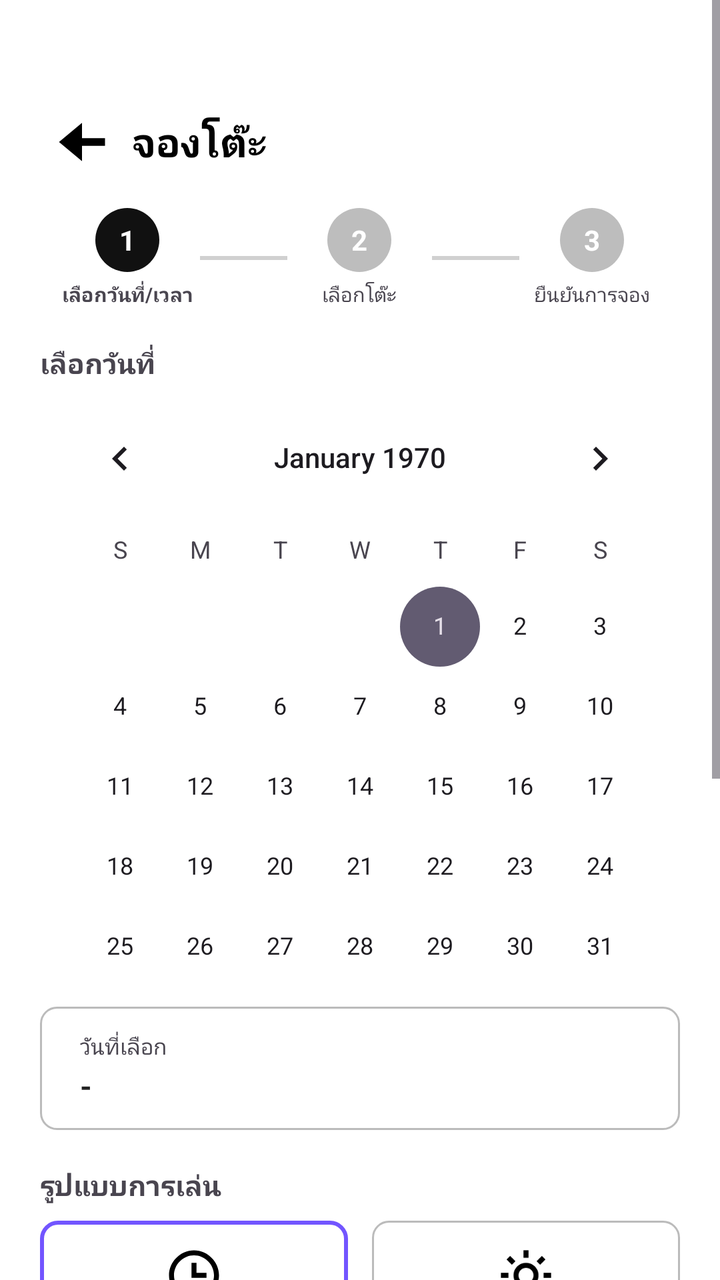
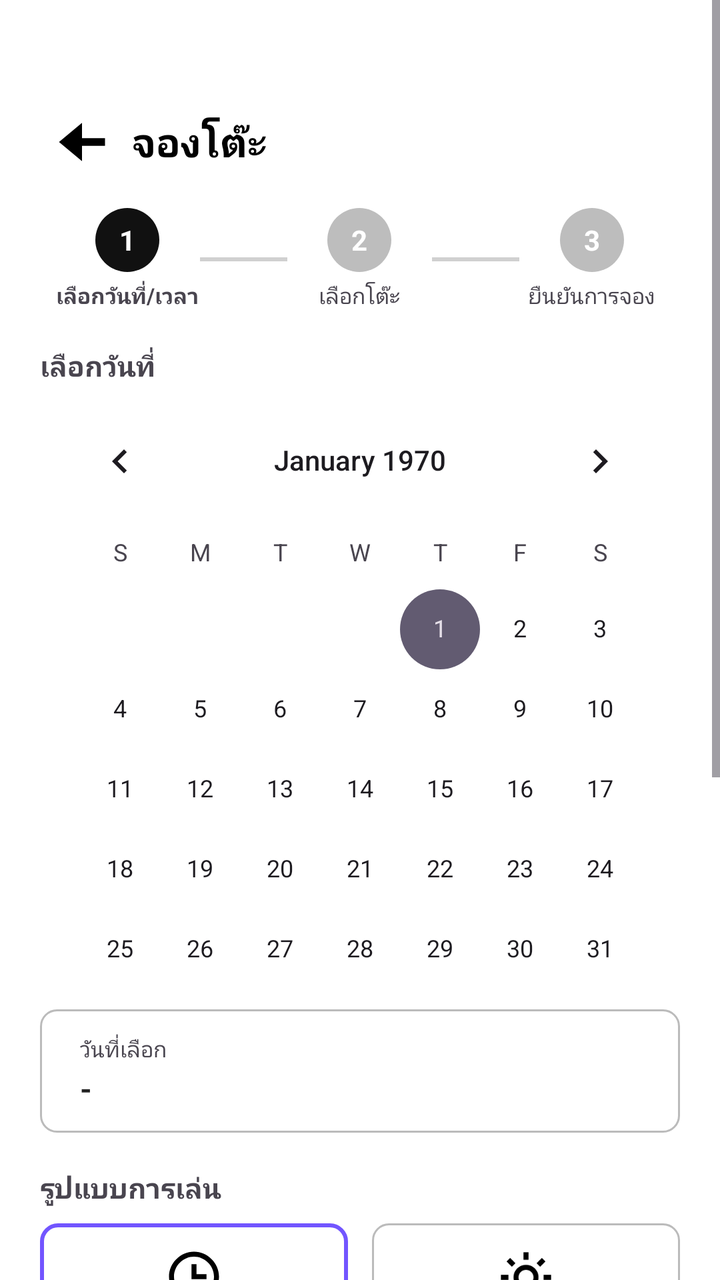

Before-and-after screenshots of an Android layout around one commit, followed by the original layout XML and the change that was made.
<!-- AndroidManifest.xml: application theme Theme.ProjectDicePlanet -->
<!-- res/layout/fragment_booking1_1.xml -->
<?xml version="1.0" encoding="utf-8"?>
<ScrollView
    xmlns:android="http://schemas.android.com/apk/res/android"
    android:layout_width="match_parent"
    android:layout_height="match_parent"
    android:background="@android:color/white"
    android:fillViewport="true">

    <LinearLayout
        android:layout_width="match_parent"
        android:layout_height="wrap_content"
        android:orientation="vertical"
        android:paddingStart="20dp"
        android:paddingEnd="20dp"
        android:paddingTop="50dp"
        android:paddingBottom="20dp">


        
        
        

        <LinearLayout
            android:layout_width="match_parent"
            android:layout_height="wrap_content"
            android:gravity="center_vertical">

            <ImageButton
                android:id="@+id/btnBack"
                android:layout_width="42dp"
                android:layout_height="42dp"
                android:background="@android:color/transparent"
                android:contentDescription="ย้อนกลับ"
                android:padding="6dp"
                android:src="@drawable/ic_arrow_back" />

            <TextView
                android:layout_width="wrap_content"
                android:layout_height="wrap_content"
                android:layout_marginStart="4dp"
                android:text="จองโต๊ะ"
                android:textColor="@android:color/black"
                android:textSize="20sp"
                android:textStyle="bold" />

        </LinearLayout>


        
        
        

        <LinearLayout
            android:layout_width="match_parent"
            android:layout_height="wrap_content"
            android:layout_marginTop="12dp"
            android:gravity="center_vertical"
            android:orientation="horizontal">


            

            <LinearLayout
                android:layout_width="0dp"
                android:layout_height="wrap_content"
                android:layout_weight="1"
                android:gravity="center"
                android:orientation="vertical">

                <TextView
                    android:layout_width="32dp"
                    android:layout_height="32dp"
                    android:background="@drawable/bg_step_active"
                    android:gravity="center"
                    android:text="1"
                    android:textColor="@android:color/white"
                    android:textStyle="bold" />

                <TextView
                    android:layout_width="wrap_content"
                    android:layout_height="wrap_content"
                    android:layout_marginTop="4dp"
                    android:text="เลือกวันที่/เวลา"
                    android:textSize="10sp"
                    android:textStyle="bold" />

            </LinearLayout>


            

            <View
                android:layout_width="0dp"
                android:layout_height="2dp"
                android:layout_weight="0.5"
                android:layout_marginStart="-8dp"
                android:layout_marginEnd="-8dp"
                android:background="#D0D0D0" />


            

            <LinearLayout
                android:layout_width="0dp"
                android:layout_height="wrap_content"
                android:layout_weight="1"
                android:gravity="center"
                android:orientation="vertical">

                <TextView
                    android:layout_width="32dp"
                    android:layout_height="32dp"
                    android:background="@drawable/bg_step_inactive"
                    android:gravity="center"
                    android:text="2"
                    android:textColor="@android:color/white"
                    android:textStyle="bold" />

                <TextView
                    android:layout_width="wrap_content"
                    android:layout_height="wrap_content"
                    android:layout_marginTop="4dp"
                    android:text="เลือกโต๊ะ"
                    android:textSize="10sp" />

            </LinearLayout>


            

            <View
                android:layout_width="0dp"
                android:layout_height="2dp"
                android:layout_weight="0.5"
                android:layout_marginStart="-8dp"
                android:layout_marginEnd="-8dp"
                android:background="#D0D0D0" />


            

            <LinearLayout
                android:layout_width="0dp"
                android:layout_height="wrap_content"
                android:layout_weight="1"
                android:layout_margin="0dp"
                android:gravity="center"
                android:orientation="vertical">

                <TextView
                    android:layout_width="32dp"
                    android:layout_height="32dp"
                    android:background="@drawable/bg_step_inactive"
                    android:gravity="center"
                    android:text="3"
                    android:textColor="@android:color/white"
                    android:textStyle="bold" />

                <TextView
                    android:layout_width="wrap_content"
                    android:layout_height="wrap_content"
                    android:layout_marginTop="4dp"
                    android:text="ยืนยันการจอง"
                    android:textSize="10sp" />

            </LinearLayout>

        </LinearLayout>


        
        
        

        <TextView
            android:layout_width="wrap_content"
            android:layout_height="wrap_content"
            android:layout_marginTop="18dp"
            android:text="เลือกวันที่"
            android:textSize="14sp"
            android:textStyle="bold" />

        <CalendarView
            android:id="@+id/calendarView"
            android:layout_width="match_parent"
            android:layout_height="300dp"
            android:layout_marginTop="4dp" />


        

        <LinearLayout
            android:layout_width="match_parent"
            android:layout_height="wrap_content"
            android:layout_marginTop="8dp"
            android:background="@drawable/bg_booking_option"
            android:gravity="center_vertical"
            android:orientation="horizontal"
            android:padding="12dp">

            <LinearLayout
                android:layout_width="0dp"
                android:layout_height="wrap_content"
                android:layout_marginStart="8dp"
                android:layout_weight="1"
                android:orientation="vertical">

                <TextView
                    android:layout_width="wrap_content"
                    android:layout_height="wrap_content"
                    android:text="วันที่เลือก"
                    android:textSize="11sp" />

                <TextView
                    android:id="@+id/tvSelectedDate"
                    android:layout_width="wrap_content"
                    android:layout_height="wrap_content"
                    android:layout_marginTop="2dp"
                    android:text="-"
                    android:textColor="#222222"
                    android:textSize="15sp"
                    android:textStyle="bold" />

            </LinearLayout>

        </LinearLayout>


        
        
        

        <TextView
            android:layout_width="wrap_content"
            android:layout_height="wrap_content"
            android:layout_marginTop="18dp"
            android:text="รูปแบบการเล่น"
            android:textSize="14sp"
            android:textStyle="bold" />


        

        <LinearLayout
            android:layout_width="match_parent"
            android:layout_height="wrap_content"
            android:layout_marginTop="8dp"
            android:orientation="horizontal">


            
            
            

            <LinearLayout
                android:id="@+id/btnHourly"
                android:layout_width="0dp"
                android:layout_height="88dp"
                android:layout_marginEnd="6dp"
                android:layout_weight="1"
                android:background="@drawable/bg_booking_option_selected"
                android:clickable="true"
                android:focusable="true"
                android:gravity="center"
                android:orientation="vertical">

                <ImageView
                    android:id="@+id/ivHourly"
                    android:layout_width="30dp"
                    android:layout_height="30dp"
                    android:contentDescription="รายชั่วโมง"
                    android:src="@drawable/ic_hourly" />

                <TextView
                    android:layout_width="wrap_content"
                    android:layout_height="wrap_content"
                    android:text="รายชั่วโมง"
                    android:textStyle="bold" />

                <TextView
                    android:layout_width="wrap_content"
                    android:layout_height="wrap_content"
                    android:text="คิดตามชั่วโมง"
                    android:textSize="10sp" />

            </LinearLayout>


            
            
            

            <LinearLayout
                android:id="@+id/btnFullDay"
                android:layout_width="0dp"
                android:layout_height="88dp"
                android:layout_marginStart="6dp"
                android:layout_weight="1"
                android:background="@drawable/bg_booking_option"
                android:clickable="true"
                android:focusable="true"
                android:gravity="center"
                android:orientation="vertical">

                <ImageView
                    android:id="@+id/ivFullDay"
                    android:layout_width="30dp"
                    android:layout_height="30dp"
                    android:contentDescription="เหมาวัน"
                    android:src="@drawable/ic_full_day" />

                <TextView
                    android:layout_width="wrap_content"
                    android:layout_height="wrap_content"
                    android:text="เหมาวัน"
                    android:textStyle="bold" />

                <TextView
                    android:layout_width="wrap_content"
                    android:layout_height="wrap_content"
                    android:text="15:00 - 22:00"
                    android:textSize="10sp" />

            </LinearLayout>

        </LinearLayout>


        
        
        

        <LinearLayout
            android:id="@+id/hourlySection"
            android:layout_width="match_parent"
            android:layout_height="wrap_content"
            android:layout_marginTop="16dp"
            android:orientation="vertical"
            android:visibility="visible">

            <TextView
                android:layout_width="wrap_content"
                android:layout_height="wrap_content"
                android:text="เลือกเวลาที่เข้าเล่น"
                android:textSize="14sp"
                android:textStyle="bold" />

            <TextView
                android:layout_width="wrap_content"
                android:layout_height="wrap_content"
                android:layout_marginTop="4dp"
                android:text="เวลาเปิดร้าน 15:00 - 22:00"
                android:textColor="#777777"
                android:textSize="11sp" />


            

            <LinearLayout
                android:layout_width="match_parent"
                android:layout_height="wrap_content"
                android:layout_marginTop="8dp"
                android:orientation="horizontal">

                <Button
                    android:id="@+id/btnStartTime"
                    android:layout_width="0dp"
                    android:layout_height="48dp"
                    android:layout_weight="1"
                    android:text="20:00" />

                <TextView
                    android:layout_width="40dp"
                    android:layout_height="48dp"
                    android:gravity="center"
                    android:text="ถึง"
                    android:textSize="14sp" />

                <Button
                    android:id="@+id/btnEndTime"
                    android:layout_width="0dp"
                    android:layout_height="48dp"
                    android:layout_weight="1"
                    android:text="22:00" />

            </LinearLayout>


            

            <TextView
                android:id="@+id/tvSelectedTime"
                android:layout_width="match_parent"
                android:layout_height="wrap_content"
                android:layout_marginTop="8dp"
                android:background="#D8FFD9"
                android:padding="12dp"
                android:text="เวลาที่เลือกคือ 20:00 - 22:00"
                android:textColor="#167A22"
                android:textSize="13sp"
                android:textStyle="bold" />

        </LinearLayout>


        
        
        

        <LinearLayout
            android:id="@+id/fullDaySection"
            android:layout_width="match_parent"
            android:layout_height="wrap_content"
            android:layout_marginTop="16dp"
            android:orientation="vertical"
            android:visibility="gone">


            
            
            

            <LinearLayout
                android:layout_width="match_parent"
                android:layout_height="wrap_content"
                android:layout_marginBottom="12dp"
                android:background="@drawable/bg_booking_full_day"
                android:gravity="center_vertical"
                android:orientation="horizontal"
                android:padding="14dp">

                <ImageView
                    android:id="@+id/ivFullDaySection"
                    android:layout_width="36dp"
                    android:layout_height="36dp"
                    android:contentDescription="เหมาวัน"
                    android:padding="3dp"
                    android:src="@drawable/ic_full_day" />

                <LinearLayout
                    android:layout_width="0dp"
                    android:layout_height="wrap_content"
                    android:layout_marginStart="10dp"
                    android:layout_weight="1"
                    android:orientation="vertical">

                    <TextView
                        android:layout_width="wrap_content"
                        android:layout_height="wrap_content"
                        android:text="เหมาวัน (Open - Close)"
                        android:textColor="#111111"
                        android:textSize="14sp"
                        android:textStyle="bold" />

                    <TextView
                        android:layout_width="wrap_content"
                        android:layout_height="wrap_content"
                        android:layout_marginTop="3dp"
                        android:text="เวลาให้บริการ 15:00 - 22:00 น."
                        android:textColor="#111111"
                        android:textSize="13sp"
                        android:textStyle="bold" />

                    <TextView
                        android:layout_width="wrap_content"
                        android:layout_height="wrap_content"
                        android:layout_marginTop="2dp"
                        android:text="(รวม 8 ชั่วโมง)"
                        android:textColor="#888888"
                        android:textSize="12sp" />

                </LinearLayout>

            </LinearLayout>


            
            
            

            <FrameLayout
                android:layout_width="match_parent"
                android:layout_height="wrap_content"
                android:background="@drawable/bg_booking_full_day"
                android:padding="14dp">

                
                <ImageView
                    android:id="@+id/ivPriceTag"
                    android:layout_width="36dp"
                    android:layout_height="36dp"
                    android:layout_gravity="start|center_vertical"
                    android:contentDescription="ราคา"
                    android:padding="3dp"
                    android:src="@drawable/ic_price_tag" />

                
                <LinearLayout
                    android:layout_width="match_parent"
                    android:layout_height="wrap_content"
                    android:gravity="center"
                    android:orientation="vertical">

                    <TextView
                        android:layout_width="wrap_content"
                        android:layout_height="wrap_content"
                        android:text="ราคาเหมาวัน"
                        android:textColor="#111111"
                        android:textSize="14sp"
                        android:textStyle="bold" />

                    <TextView
                        android:layout_width="wrap_content"
                        android:layout_height="wrap_content"
                        android:layout_marginTop="3dp"
                        android:text="149 บาท / คน"
                        android:textColor="#7357FF"
                        android:textSize="20sp"
                        android:textStyle="bold" />

                    <TextView
                        android:layout_width="wrap_content"
                        android:layout_height="wrap_content"
                        android:layout_marginTop="2dp"
                        android:text="(รวมภาษีมูลค่าเพิ่มแล้ว)"
                        android:textColor="#111111"
                        android:textSize="12sp"
                        android:textStyle="bold" />

                </LinearLayout>

            </FrameLayout>

        </LinearLayout>


        
        
        

        <TextView
            android:layout_width="wrap_content"
            android:layout_height="wrap_content"
            android:layout_marginTop="18dp"
            android:text="จำนวนผู้เข้าร่วม"
            android:textSize="14sp"
            android:textStyle="bold" />


        <LinearLayout
            android:layout_width="match_parent"
            android:layout_height="52dp"
            android:layout_marginTop="8dp"
            android:gravity="center"
            android:orientation="horizontal">

            

            <Button
                android:id="@+id/btnDecreasePlayer"
                android:layout_width="55dp"
                android:layout_height="48dp"
                android:background="@drawable/bg_player_button"
                android:gravity="center"
                android:minWidth="0dp"
                android:minHeight="0dp"
                android:padding="0dp"
                android:text="−"
                android:textColor="@color/white"
                android:textSize="20sp" />


            

            <TextView
                android:id="@+id/tvPlayerCount"
                android:layout_width="70dp"
                android:layout_height="48dp"
                android:gravity="center"
                android:text="0"
                android:textColor="#111111"
                android:textSize="18sp"
                android:textStyle="bold" />


            

            <Button
                android:id="@+id/btnIncreasePlayer"
                android:layout_width="55dp"
                android:layout_height="48dp"
                android:background="@drawable/bg_player_button"
                android:gravity="center"
                android:minWidth="0dp"
                android:minHeight="0dp"
                android:padding="0dp"
                android:text="+"
                android:textColor="@color/white"
                android:textSize="20sp" />

        </LinearLayout>


        
        
        

        <Button
            android:id="@+id/btnNext"
            android:layout_width="match_parent"
            android:layout_height="52dp"
            android:layout_marginTop="14dp"
            android:layout_marginBottom="10dp"
            android:background="@drawable/bg_booking_next"
            android:text="ถัดไป"
            android:textColor="@android:color/white"
            android:textSize="15sp"
            android:textStyle="bold" />

    </LinearLayout>

</ScrollView>
<!-- resources referenced by this layout -->
<resources>
  <color name="white">#FFFFFFFF</color>
  <!-- drawable bg_booking_full_day (drawable) -->
  <?xml version="1.0" encoding="utf-8"?>
  <shape xmlns:android="http://schemas.android.com/apk/res/android">
  
      <solid android:color="#E4E4FF" />
  
      <corners android:radius="10dp" />
  
  </shape>
  <!-- drawable bg_booking_next (drawable) -->
  <?xml version="1.0" encoding="utf-8"?>
  <shape xmlns:android="http://schemas.android.com/apk/res/android">
  
      <solid android:color="#000000" />
  
      <corners android:radius="10dp" />
  
  </shape>
  <!-- drawable bg_booking_option (drawable) -->
  <?xml version="1.0" encoding="utf-8"?>
  <shape xmlns:android="http://schemas.android.com/apk/res/android">
  
      <solid android:color="#FFFFFF" />
  
      <stroke
          android:width="1dp"
          android:color="#BBBBBB" />
  
      <corners android:radius="8dp" />
  
  </shape>
  <!-- drawable bg_booking_option_selected (drawable) -->
  <?xml version="1.0" encoding="utf-8"?>
  <shape xmlns:android="http://schemas.android.com/apk/res/android">
  
      <solid android:color="#FFFFFF" />
  
      <stroke
          android:width="2dp"
          android:color="#7255FF" />
  
      <corners android:radius="8dp" />
  
  </shape>
  <!-- drawable bg_player_button (drawable) -->
  <?xml version="1.0" encoding="utf-8"?>
  <shape xmlns:android="http://schemas.android.com/apk/res/android"
      android:shape="rectangle">
  
      <solid android:color="#FFFFFF" />
  
      <stroke
          android:width="1dp"
          android:color="#DDDDDD" />
  
      <corners android:radius="12dp" />
  
  </shape>
  <!-- drawable bg_step_active (drawable) -->
  <?xml version="1.0" encoding="utf-8"?>
  <shape xmlns:android="http://schemas.android.com/apk/res/android">
  
      <solid android:color="#111111" />
  
      <corners android:radius="20dp" />
  
  </shape>
  <!-- drawable bg_step_inactive (drawable) -->
  <?xml version="1.0" encoding="utf-8"?>
  <shape xmlns:android="http://schemas.android.com/apk/res/android">
  
      <solid android:color="#BDBDBD" />
  
      <corners android:radius="20dp" />
  
  </shape>
  <!-- drawable ic_arrow_back (drawable) -->
  <vector xmlns:android="http://schemas.android.com/apk/res/android"
      android:width="46dp"
      android:height="46dp"
      android:viewportWidth="24"
      android:viewportHeight="24">
    <path
        android:pathData="m6,12 l6,5v-4h6v-2h-6V7z"
        android:fillColor="#000000"/>
  </vector>
  <!-- drawable ic_hourly (drawable) -->
  <vector xmlns:android="http://schemas.android.com/apk/res/android"
      android:width="24dp"
      android:height="24dp"
      android:viewportWidth="24"
      android:viewportHeight="24">
    <path
        android:pathData="M12,2C6.58,2 2,6.58 2,12s4.58,10 10,10 10,-4.58 10,-10S17.42,2 12,2m0,18c-4.34,0 -8,-3.66 -8,-8s3.66,-8 8,-8 8,3.66 8,8 -3.66,8 -8,8"
        android:fillColor="#000000"/>
    <path
        android:pathData="M13,7h-2v6h6v-2h-4z"
        android:fillColor="#000000"/>
  </vector>
  <!-- drawable ic_price_tag (drawable) -->
  <vector xmlns:android="http://schemas.android.com/apk/res/android"
      android:width="24dp"
      android:height="24dp"
      android:viewportWidth="24"
      android:viewportHeight="24">
    <path
        android:pathData="M13.71,3.29A1,1 0,0 0,13 3H4c-0.55,0 -1,0.45 -1,1v9c0,0.27 0.11,0.52 0.29,0.71l8,8c0.2,0.2 0.45,0.29 0.71,0.29s0.51,-0.1 0.71,-0.29l9,-9a0.996,0.996 0,0 0,0 -1.41zM12,19.58l-7,-7V4.99h7.59l7,7z"
        android:fillColor="#000000"/>
    <path
        android:pathData="M9,7c-1.11,0 -2,0.9 -2,2s0.9,2 2,2 2,-0.9 2,-2 -0.9,-2 -2,-2"
        android:fillColor="#000000"/>
  </vector>
  <style name="Theme.ProjectDicePlanet" parent="Base.Theme.ProjectDicePlanet" />
  <style name="Base.Theme.ProjectDicePlanet" parent="Theme.Material3.Light.NoActionBar">
  
          
  
      </style>
  <!-- unchanged entries left out for length: 1 -->
</resources>

<!-- the commit's change to res/layout/fragment_booking1_1.xml (unified diff, before → after) -->
@@ -15,7 +15,6 @@
         android:paddingTop="50dp"
         android:paddingBottom="20dp">
 
-
         
         
         
@@ -45,7 +44,6 @@
 
         </LinearLayout>
 
-
         
         
         
@@ -56,7 +54,6 @@
             android:layout_marginTop="12dp"
             android:gravity="center_vertical"
             android:orientation="horizontal">
-
 
             
 
@@ -81,11 +78,10 @@
                     android:layout_height="wrap_content"
                     android:layout_marginTop="4dp"
                     android:text="เลือกวันที่/เวลา"
-                    android:textSize="10sp"
+                    android:textSize="11sp"
                     android:textStyle="bold" />
 
             </LinearLayout>
-
 
             
 
@@ -96,7 +92,6 @@
                 android:layout_marginStart="-8dp"
                 android:layout_marginEnd="-8dp"
                 android:background="#D0D0D0" />
-
 
             
 
@@ -121,10 +116,9 @@
                     android:layout_height="wrap_content"
                     android:layout_marginTop="4dp"
                     android:text="เลือกโต๊ะ"
-                    android:textSize="10sp" />
-
-            </LinearLayout>
-
+                    android:textSize="11sp" />
+
+            </LinearLayout>
 
             
 
@@ -135,7 +129,6 @@
                 android:layout_marginStart="-8dp"
                 android:layout_marginEnd="-8dp"
                 android:background="#D0D0D0" />
-
 
             
 
@@ -161,12 +154,11 @@
                     android:layout_height="wrap_content"
                     android:layout_marginTop="4dp"
                     android:text="ยืนยันการจอง"
-                    android:textSize="10sp" />
-
-            </LinearLayout>
-
-        </LinearLayout>
-
+                    android:textSize="11sp" />
+
+            </LinearLayout>
+
+        </LinearLayout>
 
         
         
@@ -186,7 +178,6 @@
             android:layout_height="300dp"
             android:layout_marginTop="4dp" />
 
-
         
 
         <LinearLayout
@@ -194,37 +185,29 @@
             android:layout_height="wrap_content"
             android:layout_marginTop="8dp"
             android:background="@drawable/bg_booking_option"
-            android:gravity="center_vertical"
-            android:orientation="horizontal"
-            android:padding="12dp">
-
-            <LinearLayout
-                android:layout_width="0dp"
-                android:layout_height="wrap_content"
-                android:layout_marginStart="8dp"
-                android:layout_weight="1"
-                android:orientation="vertical">
-
-                <TextView
-                    android:layout_width="wrap_content"
-                    android:layout_height="wrap_content"
-                    android:text="วันที่เลือก"
-                    android:textSize="11sp" />
-
-                <TextView
-                    android:id="@+id/tvSelectedDate"
-                    android:layout_width="wrap_content"
-                    android:layout_height="wrap_content"
-                    android:layout_marginTop="2dp"
-                    android:text="-"
-                    android:textColor="#222222"
-                    android:textSize="15sp"
-                    android:textStyle="bold" />
-
-            </LinearLayout>
-
-        </LinearLayout>
-
+            android:orientation="vertical"
+            android:paddingStart="20dp"
+            android:paddingEnd="12dp"
+            android:paddingTop="12dp"
+            android:paddingBottom="12dp">
+
+            <TextView
+                android:layout_width="wrap_content"
+                android:layout_height="wrap_content"
+                android:text="วันที่เลือก"
+                android:textSize="11sp" />
+
+            <TextView
+                android:id="@+id/tvSelectedDate"
+                android:layout_width="wrap_content"
+                android:layout_height="wrap_content"
+                android:layout_marginTop="2dp"
+                android:text="-"
+                android:textColor="#222222"
+                android:textSize="15sp"
+                android:textStyle="bold" />
+
+        </LinearLayout>
 
         
         
@@ -238,15 +221,14 @@
             android:textSize="14sp"
             android:textStyle="bold" />
 
-
         
 
         <LinearLayout
             android:layout_width="match_parent"
             android:layout_height="wrap_content"
             android:layout_marginTop="8dp"
-            android:orientation="horizontal">
-
+            android:orientation="horizontal"
+            android:baselineAligned="false">
 
             
             
@@ -281,10 +263,9 @@
                     android:layout_width="wrap_content"
                     android:layout_height="wrap_content"
                     android:text="คิดตามชั่วโมง"
-                    android:textSize="10sp" />
-
-            </LinearLayout>
-
+                    android:textSize="11sp" />
+
+            </LinearLayout>
 
             
             
@@ -319,12 +300,11 @@
                     android:layout_width="wrap_content"
                     android:layout_height="wrap_content"
                     android:text="15:00 - 22:00"
-                    android:textSize="10sp" />
-
-            </LinearLayout>
-
-        </LinearLayout>
-
+                    android:textSize="11sp" />
+
+            </LinearLayout>
+
+        </LinearLayout>
 
         
         
@@ -352,7 +332,6 @@
                 android:text="เวลาเปิดร้าน 15:00 - 22:00"
                 android:textColor="#777777"
                 android:textSize="11sp" />
-
 
             
 
@@ -384,7 +363,6 @@
                     android:text="22:00" />
 
             </LinearLayout>
-
 
             
 
@@ -402,7 +380,6 @@
 
         </LinearLayout>
 
-
         
         
         
@@ -414,7 +391,6 @@
             android:layout_marginTop="16dp"
             android:orientation="vertical"
             android:visibility="gone">
-
 
             
             
@@ -472,7 +448,6 @@
                 </LinearLayout>
 
             </LinearLayout>
-
 
             
             
@@ -533,7 +508,6 @@
 
         </LinearLayout>
 
-
         
         
         
@@ -545,7 +519,6 @@
             android:text="จำนวนผู้เข้าร่วม"
             android:textSize="14sp"
             android:textStyle="bold" />
-
 
         <LinearLayout
             android:layout_width="match_parent"
@@ -569,7 +542,6 @@
                 android:textColor="@color/white"
                 android:textSize="20sp" />
 
-
             
 
             <TextView
@@ -581,7 +553,6 @@
                 android:textColor="#111111"
                 android:textSize="18sp"
                 android:textStyle="bold" />
-
 
             
 
@@ -599,7 +570,6 @@
                 android:textSize="20sp" />
 
         </LinearLayout>
-
 
         
         
